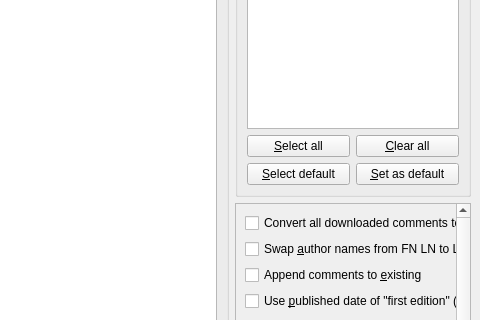
This is src/calibre/gui2/preferences/metadata_sources.ui in debian-calibre/calibre as Qt 5 draws it before an edit; both pictures show x 253 to 733 and y 137 to 457 of the 733 by 673 pixel window. The edited form follows.
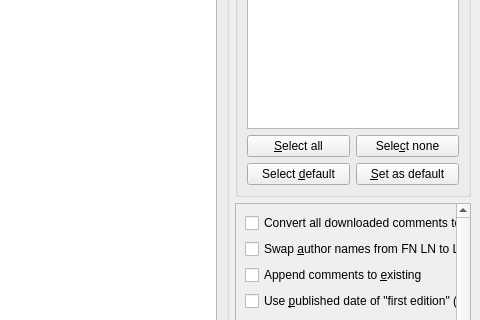
This is the edited form. Icons and pictures are not drawn.

The edit to the form file:
```diff
--- a/src/calibre/gui2/preferences/metadata_sources.ui
+++ b/src/calibre/gui2/preferences/metadata_sources.ui
@@ -109,7 +109,7 @@
             <item row="1" column="1">
              <widget class="QPushButton" name="clear_all_button">
               <property name="text">
-               <string>&amp;Clear all</string>
+               <string>Sele&amp;ct none</string>
               </property>
              </widget>
             </item>
@@ -119,7 +119,7 @@
                <string>Restore your own subset of checked fields that you define using the 'Set as default' button</string>
               </property>
               <property name="text">
-               <string>&amp;Select default</string>
+               <string>Select &amp;default</string>
               </property>
              </widget>
             </item>
```
